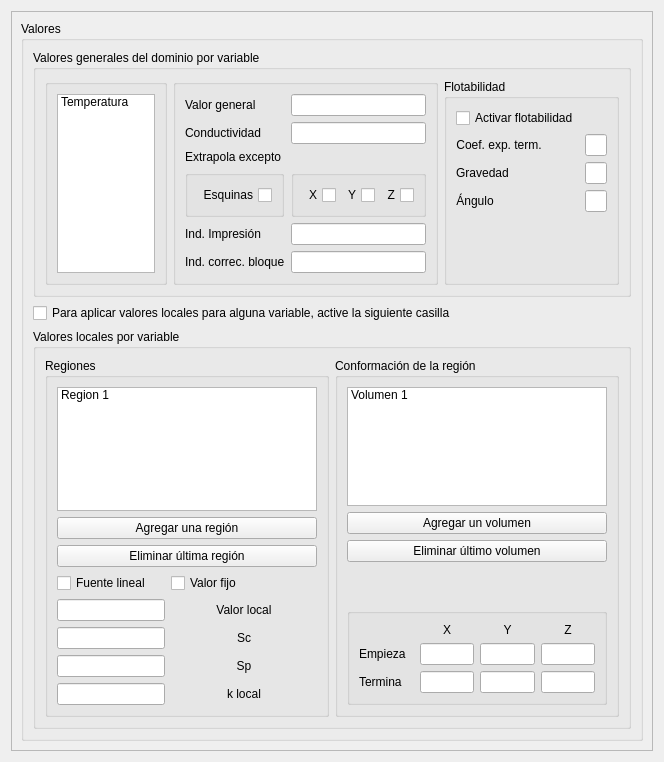
This is values_window/ui/values_window.ui in luisdavidrodm/PrePRODIC3D as Qt 5 draws it before an edit. The edited form follows.
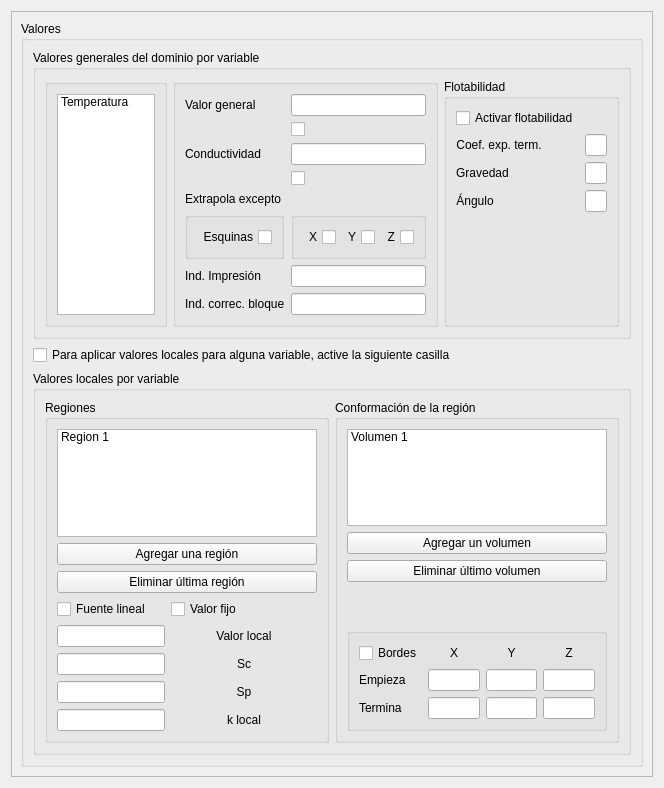
This is the edited form.

Commit message: Modificando ventanas para iteraciones mas precisas

```diff
--- a/values_window/ui/values_window.ui
+++ b/values_window/ui/values_window.ui
@@ -7,7 +7,7 @@
     <x>0</x>
     <y>0</y>
     <width>664</width>
-    <height>762</height>
+    <height>788</height>
    </rect>
   </property>
   <property name="windowTitle">
@@ -24,8 +24,8 @@
        <rect>
         <x>0</x>
         <y>0</y>
-        <width>644</width>
-        <height>742</height>
+        <width>627</width>
+        <height>769</height>
        </rect>
       </property>
       <layout class="QVBoxLayout" name="verticalLayout_3">
@@ -65,10 +65,17 @@
                 <string/>
                </property>
                <layout class="QFormLayout" name="formLayout_2">
+                <item row="0" column="0">
+                 <widget class="QLabel" name="label">
+                  <property name="text">
+                   <string>Valor general</string>
+                  </property>
+                 </widget>
+                </item>
                 <item row="0" column="1">
                  <widget class="QLineEdit" name="le_general_value"/>
                 </item>
-                <item row="1" column="0">
+                <item row="2" column="0">
                  <widget class="QLabel" name="label_2">
                   <property name="text">
                    <string>Conductividad</string>
@@ -78,17 +85,17 @@
                   </property>
                  </widget>
                 </item>
-                <item row="1" column="1">
+                <item row="2" column="1">
                  <widget class="QLineEdit" name="le_k"/>
                 </item>
-                <item row="5" column="0">
+                <item row="6" column="0">
                  <widget class="QLabel" name="label_15">
                   <property name="text">
                    <string>Extrapola excepto</string>
                   </property>
                  </widget>
                 </item>
-                <item row="6" column="0">
+                <item row="7" column="0">
                  <widget class="QGroupBox" name="groupBox_11">
                   <property name="title">
                    <string/>
@@ -107,7 +114,7 @@
                   </layout>
                  </widget>
                 </item>
-                <item row="6" column="1">
+                <item row="7" column="1">
                  <widget class="QGroupBox" name="groupBox_10">
                   <property name="title">
                    <string/>
@@ -146,33 +153,40 @@
                   </layout>
                  </widget>
                 </item>
-                <item row="0" column="0">
-                 <widget class="QLabel" name="label">
-                  <property name="text">
-                   <string>Valor general</string>
-                  </property>
-                 </widget>
-                </item>
-                <item row="7" column="0">
+                <item row="8" column="0">
                  <widget class="QLabel" name="label_16">
                   <property name="text">
                    <string>Ind. Impresión</string>
                   </property>
                  </widget>
                 </item>
-                <item row="7" column="1">
+                <item row="8" column="1">
                  <widget class="QLineEdit" name="le_ixyz"/>
                 </item>
-                <item row="8" column="0">
+                <item row="9" column="0">
                  <widget class="QLabel" name="label_17">
                   <property name="text">
                    <string>Ind. correc. bloque</string>
                   </property>
                  </widget>
                 </item>
-                <item row="8" column="1">
+                <item row="9" column="1">
                  <widget class="QLineEdit" name="le_kblock"/>
                 </item>
+                <item row="3" column="1">
+                 <widget class="QCheckBox" name="chb_ex_k">
+                  <property name="text">
+                   <string/>
+                  </property>
+                 </widget>
+                </item>
+                <item row="1" column="1">
+                 <widget class="QCheckBox" name="chb_ex_value">
+                  <property name="text">
+                   <string/>
+                  </property>
+                 </widget>
+                </item>
                </layout>
               </widget>
              </item>
@@ -506,6 +520,13 @@
                      </property>
                     </widget>
                    </item>
+                   <item row="0" column="0">
+                    <widget class="QCheckBox" name="chb_exclude_borders">
+                     <property name="text">
+                      <string>Bordes</string>
+                     </property>
+                    </widget>
+                   </item>
                   </layout>
                  </widget>
                 </item>
```
The commit also changes 7 other files.
